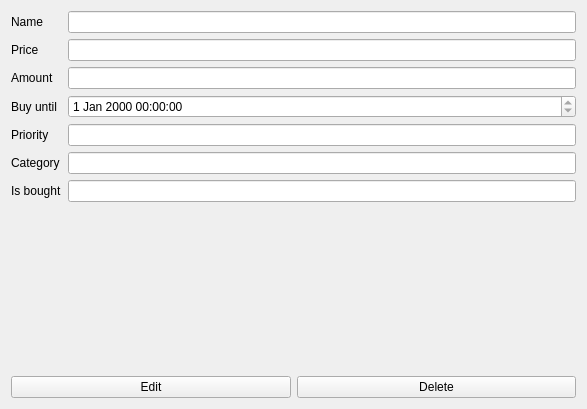
Old version of the form src/Client/View/MainPage/Product/ProductViewSubPage/ProductViewSubPage.ui in the repository iodream/Spend-Note.
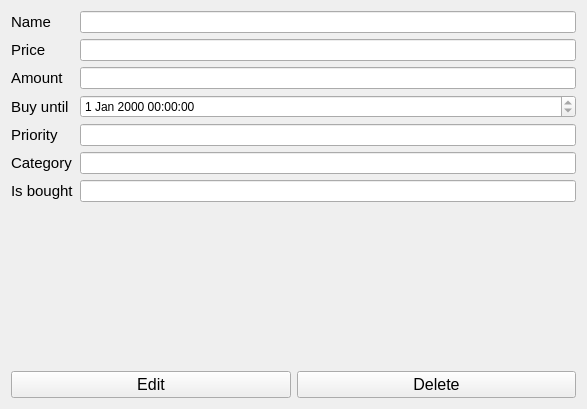
New version of the form. Icons and pictures are not drawn.

```diff
--- a/src/Client/View/MainPage/Product/ProductViewSubPage/ProductViewSubPage.ui
+++ b/src/Client/View/MainPage/Product/ProductViewSubPage/ProductViewSubPage.ui
@@ -18,6 +18,11 @@
     <layout class="QFormLayout" name="formLayout">
      <item row="0" column="0">
       <widget class="QLabel" name="NameLabel">
+       <property name="font">
+        <font>
+         <pointsize>11</pointsize>
+        </font>
+       </property>
        <property name="text">
         <string>Name</string>
        </property>
@@ -32,6 +37,11 @@
      </item>
      <item row="1" column="0">
       <widget class="QLabel" name="PriceLabel">
+       <property name="font">
+        <font>
+         <pointsize>11</pointsize>
+        </font>
+       </property>
        <property name="text">
         <string>Price</string>
        </property>
@@ -46,6 +56,11 @@
      </item>
      <item row="2" column="0">
       <widget class="QLabel" name="AmountLabel">
+       <property name="font">
+        <font>
+         <pointsize>11</pointsize>
+        </font>
+       </property>
        <property name="text">
         <string>Amount</string>
        </property>
@@ -60,6 +75,11 @@
      </item>
      <item row="3" column="0">
       <widget class="QLabel" name="BuyUntilLabel">
+       <property name="font">
+        <font>
+         <pointsize>11</pointsize>
+        </font>
+       </property>
        <property name="text">
         <string>Buy until</string>
        </property>
@@ -67,6 +87,11 @@
      </item>
      <item row="4" column="0">
       <widget class="QLabel" name="PriorityLabel">
+       <property name="font">
+        <font>
+         <pointsize>11</pointsize>
+        </font>
+       </property>
        <property name="text">
         <string>Priority</string>
        </property>
@@ -81,6 +106,11 @@
      </item>
      <item row="6" column="0">
       <widget class="QLabel" name="IsBoughtLabel">
+       <property name="font">
+        <font>
+         <pointsize>11</pointsize>
+        </font>
+       </property>
        <property name="text">
         <string>Is bought</string>
        </property>
@@ -88,6 +118,11 @@
      </item>
      <item row="5" column="0">
       <widget class="QLabel" name="CategoryLabel">
+       <property name="font">
+        <font>
+         <pointsize>11</pointsize>
+        </font>
+       </property>
        <property name="text">
         <string>Category</string>
        </property>
@@ -133,16 +168,46 @@
     <layout class="QHBoxLayout" name="horizontalLayout">
      <item>
       <widget class="QPushButton" name="EditButton">
+       <property name="font">
+        <font>
+         <pointsize>12</pointsize>
+        </font>
+       </property>
        <property name="text">
         <string>Edit</string>
        </property>
+       <property name="icon">
+        <iconset resource="../../../../resources.qrc">
+         <normaloff>:/Icons/Icons/edit.png</normaloff>:/Icons/Icons/edit.png</iconset>
+       </property>
+       <property name="iconSize">
+        <size>
+         <width>20</width>
+         <height>20</height>
+        </size>
+       </property>
       </widget>
      </item>
      <item>
       <widget class="QPushButton" name="DeleteButton">
+       <property name="font">
+        <font>
+         <pointsize>12</pointsize>
+        </font>
+       </property>
        <property name="text">
         <string>Delete</string>
        </property>
+       <property name="icon">
+        <iconset resource="../../../../resources.qrc">
+         <normaloff>:/Icons/Icons/cancel.png</normaloff>:/Icons/Icons/cancel.png</iconset>
+       </property>
+       <property name="iconSize">
+        <size>
+         <width>20</width>
+         <height>20</height>
+        </size>
+       </property>
       </widget>
      </item>
     </layout>
```
Left out of the diff: 4 changed lines with no effect on the pictures.
